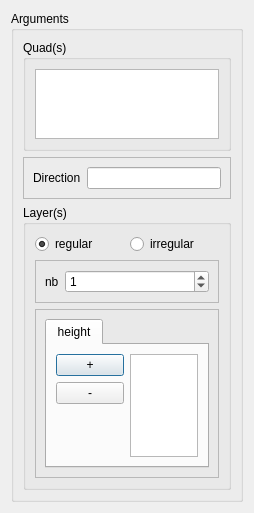
Qt form src/HEXABLOCKGUI/PrismQuad_QTD.ui (SalomePlatform/hexablock) before a commit.
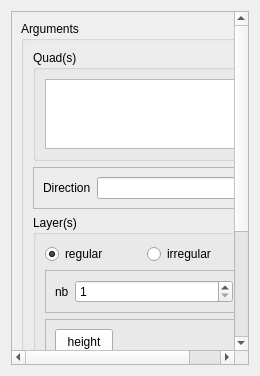
The same form after that commit.

The edit to the form file:
```diff
--- a/src/HEXABLOCKGUI/PrismQuad_QTD.ui
+++ b/src/HEXABLOCKGUI/PrismQuad_QTD.ui
@@ -6,8 +6,8 @@
    <rect>
     <x>0</x>
     <y>0</y>
-    <width>254</width>
-    <height>500</height>
+    <width>260</width>
+    <height>376</height>
    </rect>
   </property>
   <property name="sizePolicy">
@@ -18,7 +18,7 @@
   </property>
   <property name="minimumSize">
    <size>
-    <width>5</width>
+    <width>0</width>
     <height>0</height>
    </size>
   </property>
@@ -33,10 +33,25 @@
   </property>
   <layout class="QVBoxLayout" name="verticalLayout_4">
    <item>
+    <widget class="QScrollArea" name="scrollArea">
+     <property name="widgetResizable">
+      <bool>true</bool>
+     </property>
+     <widget class="QWidget" name="scrollAreaWidgetContents">
+      <property name="geometry">
+       <rect>
+        <x>0</x>
+        <y>0</y>
+        <width>267</width>
+        <height>500</height>
+       </rect>
+      </property>
+      <layout class="QVBoxLayout" name="verticalLayout_6">
+       <item>
     <widget class="QGroupBox" name="groupBox_2">
      <property name="minimumSize">
       <size>
-       <width>5</width>
+           <width>0</width>
        <height>0</height>
       </size>
      </property>
@@ -92,6 +107,12 @@
         <layout class="QFormLayout" name="formLayout_2">
          <item row="0" column="0">
           <widget class="QLabel" name="label_4">
+               <property name="sizePolicy">
+                <sizepolicy hsizetype="Preferred" vsizetype="Preferred">
+                 <horstretch>0</horstretch>
+                 <verstretch>0</verstretch>
+                </sizepolicy>
+               </property>
            <property name="text">
             <string>Direction</string>
            </property>
@@ -170,6 +191,9 @@
             </item>
             <item row="0" column="1">
              <widget class="QSpinBox" name="nb_spb">
+                  <property name="minimum">
+                   <number>1</number>
+                  </property>
               <property name="maximum">
                <number>1000000</number>
               </property>
@@ -275,6 +299,10 @@
        </widget>
       </item>
      </layout>
+        </widget>
+       </item>
+      </layout>
+     </widget>
     </widget>
    </item>
   </layout>
```
Lines whose indentation alone changed are shown as unchanged.
